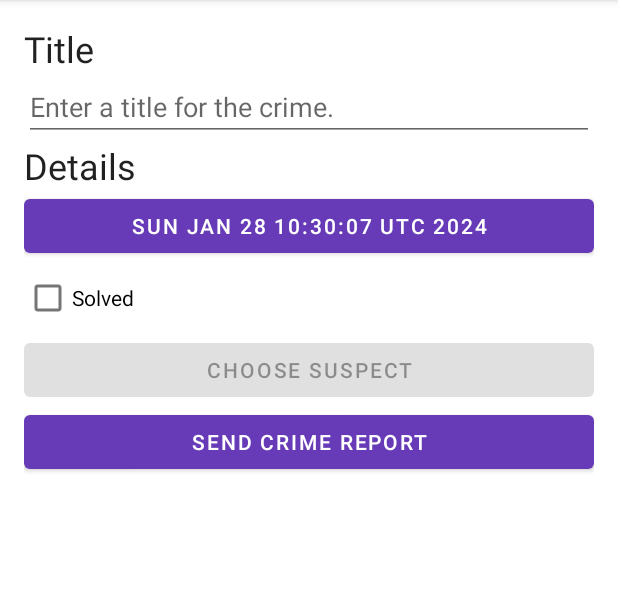
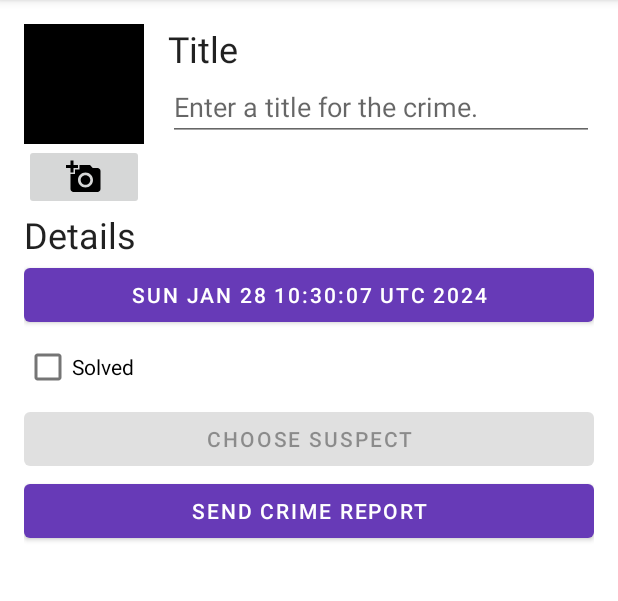
Before and after one commit to stikkas/criminal-intent, an Android app: the screen it shows after launch (MainActivity), after a tap on "New Crime", on a phone screen of 412 x 824 dp, the part 84-685 px from its top. Run offline under Robolectric (Android 15) with nearby library versions, the phone set to English and light mode, and no system bars; our stand-ins replace Room's generated code.

Commit message:
Add photo

```diff
--- /dev/null
+++ b/app/src/main/res/drawable/ic_camera.xml
@@ -0,0 +1,5 @@
+<vector android:height="24dp" android:tint="#000000"
+    android:viewportHeight="24" android:viewportWidth="24"
+    android:width="24dp" xmlns:android="http://schemas.android.com/apk/res/android">
+    <path android:fillColor="@android:color/white" android:pathData="M3,4V1h2v3h3v2H5v3H3V6H0V4H3zM6,10V7h3V4h7l1.83,2H21c1.1,0 2,0.9 2,2v12c0,1.1 -0.9,2 -2,2H5c-1.1,0 -2,-0.9 -2,-2V10H6zM13,19c2.76,0 5,-2.24 5,-5s-2.24,-5 -5,-5s-5,2.24 -5,5S10.24,19 13,19zM9.8,14c0,1.77 1.43,3.2 3.2,3.2s3.2,-1.43 3.2,-3.2s-1.43,-3.2 -3.2,-3.2S9.8,12.23 9.8,14z"/>
+</vector>
--- a/app/src/main/res/layout/fragment_crime_detail.xml
+++ b/app/src/main/res/layout/fragment_crime_detail.xml
@@ -4,6 +4,38 @@
     android:layout_width="match_parent"
     android:layout_height="match_parent"
     android:layout_margin="16dp"
+    android:orientation="vertical">
+
+    <LinearLayout
+        android:layout_width="match_parent"
+        android:layout_height="wrap_content"
+        android:orientation="horizontal">
+
+        <LinearLayout
+            android:layout_width="wrap_content"
+            android:layout_height="wrap_content"
+            android:layout_marginEnd="16dp"
+            android:orientation="vertical">
+
+            <ImageView
+                android:id="@+id/crime_photo"
+                android:layout_width="80dp"
+                android:layout_height="80dp"
+                android:background="@color/black"
+                android:cropToPadding="true"
+                android:scaleType="centerInside" />
+
+            <ImageButton
+                android:id="@+id/crime_camera"
+                android:layout_width="match_parent"
+                android:layout_height="wrap_content"
+                android:src="@drawable/ic_camera" />
+        </LinearLayout>
+
+        <LinearLayout
+            android:layout_width="0dp"
+            android:layout_height="wrap_content"
+            android:layout_weight="1"
             android:orientation="vertical">
 
             <TextView
@@ -19,6 +51,8 @@
                 android:hint="@string/crime_title_hint"
                 android:importantForAutofill="no"
                 android:inputType="text" />
+        </LinearLayout>
+    </LinearLayout>
 
     <TextView
         android:layout_width="match_parent"
@@ -42,11 +76,11 @@
         android:id="@+id/crime_suspect"
         android:layout_width="match_parent"
         android:layout_height="wrap_content"
-        android:text="@string/crime_suspect_text"/>
+        android:text="@string/crime_suspect_text" />
 
     <Button
         android:id="@+id/crime_report"
         android:layout_width="match_parent"
         android:layout_height="wrap_content"
-        android:text="@string/crime_report_text"/>
+        android:text="@string/crime_report_text" />
 </LinearLayout>
```
Lines whose indentation alone changed are shown as unchanged.
